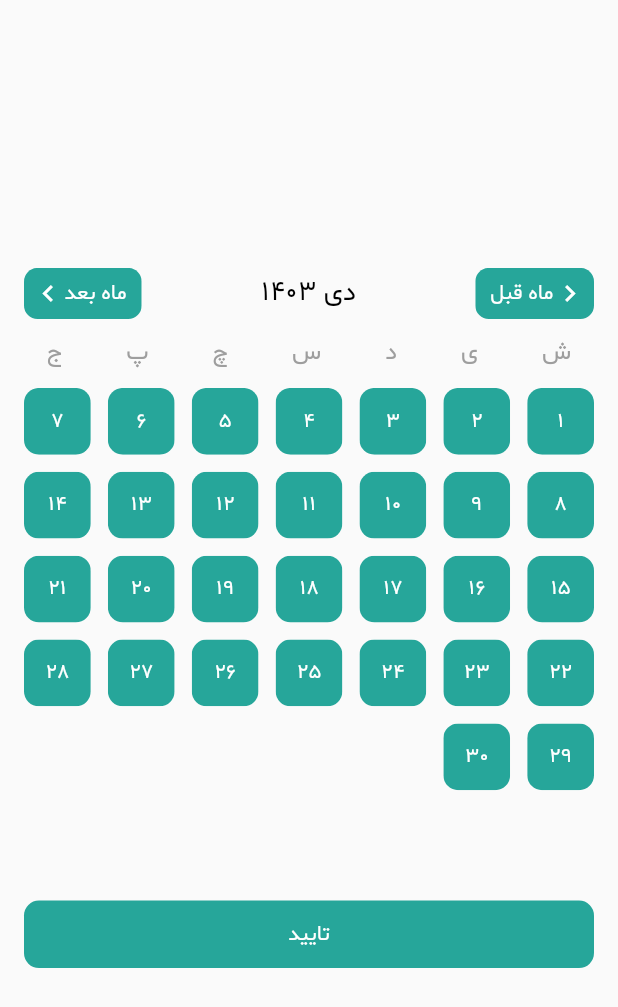
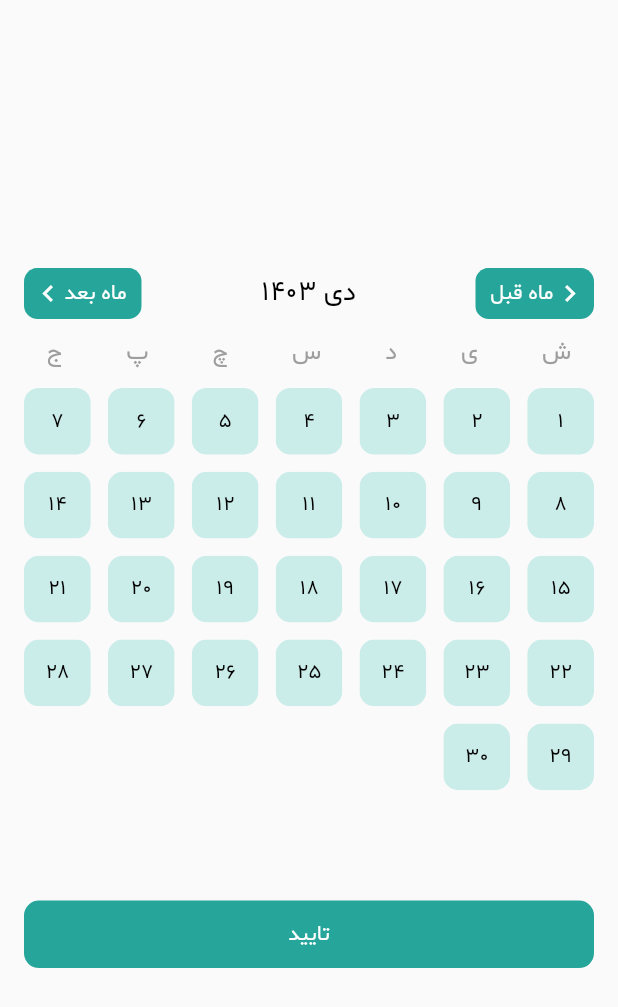
Before and after one commit to arminyazdian/flutter-persian-date-picker, a Flutter app: the screen it shows after launch, on a phone screen of 412 x 824 dp. Shown: the top 1007 px of the screen. Run offline on Flutter 3.47's test engine with Material 2 defaults, Android fonts, the light colour scheme and no system bars; our stand-ins replace shamsi_date.

Commit message:
DatePicker theme updated

```diff
--- a/lib/config/colours.dart
+++ b/lib/config/colours.dart
@@ -9,7 +9,5 @@ class Colours {
 
   static const Color primary = Color(0xFF26A69A);
 
-  static const Color secondary = Color(0xFF00695C);
-
-  static const Color background = Colors.white;
+  static const Color secondary = Color(0xBDBBE8E4);
 }
--- a/lib/date_picker.dart
+++ b/lib/date_picker.dart
@@ -97,12 +97,9 @@ class PersianDatePicker extends StatefulWidget {
     this.headerButtonsBackgroundColor = Colours.primary,
     this.headerButtonsForegroundColor = Colours.main,
     this.headerMonthDisplayTextStyle = const TextStyle(fontSize: TextSizes.titleSmall, color: Colours.title),
-    this.dateBackgroundColor = Colours.primary,
-    this.dateTextStyle = const TextStyle(fontSize: TextSizes.bodyMedium, color: Colours.main),
-    this.selectedDateStyle = const SelectedDateStyle(
-      visibility: SelectedDateVisibility.stroke,
-      color: Colours.secondary,
-    ),
+    this.dateBackgroundColor = Colours.secondary,
+    this.dateTextStyle = const TextStyle(fontSize: TextSizes.bodyMedium, color: Colours.title),
+    this.selectedDateStyle = const SelectedDateStyle(visibility: SelectedDateVisibility.stroke, color: Colours.primary),
     required this.onEmptyDateSubmit,
     this.submitButtonStyle = const ButtonStyle(
       backgroundColor: MaterialStatePropertyAll(Colours.primary),
```
